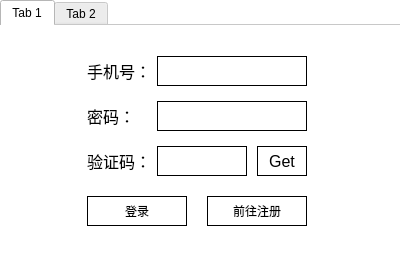
The window that view/LRWidget.ui (linhaojun857/cooper-im-client) describes before a commit, drawn with Qt 5.
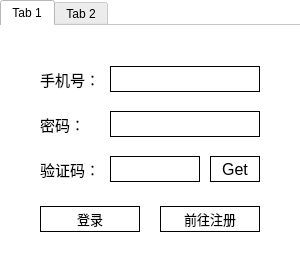
The same window after the commit.

```diff
--- a/view/LRWidget.ui
+++ b/view/LRWidget.ui
@@ -6,10 +6,22 @@
    <rect>
     <x>0</x>
     <y>0</y>
-    <width>400</width>
-    <height>280</height>
+    <width>300</width>
+    <height>270</height>
    </rect>
   </property>
+  <property name="minimumSize">
+   <size>
+    <width>300</width>
+    <height>270</height>
+   </size>
+  </property>
+  <property name="maximumSize">
+   <size>
+    <width>300</width>
+    <height>270</height>
+   </size>
+  </property>
   <property name="windowTitle">
    <string>LRWidget</string>
   </property>
@@ -18,7 +30,7 @@
     <rect>
      <x>0</x>
      <y>0</y>
-     <width>400</width>
+     <width>320</width>
      <height>280</height>
     </rect>
    </property>
@@ -38,15 +50,15 @@
     <widget class="QLabel" name="phoneLabel">
      <property name="geometry">
       <rect>
-       <x>87</x>
-       <y>30</y>
+       <x>40</x>
+       <y>40</y>
        <width>70</width>
-       <height>30</height>
+       <height>26</height>
       </rect>
      </property>
      <property name="font">
       <font>
-       <pointsize>12</pointsize>
+       <pointsize>11</pointsize>
       </font>
      </property>
      <property name="text">
@@ -56,15 +68,15 @@
     <widget class="QLabel" name="passwordLabel">
      <property name="geometry">
       <rect>
-       <x>87</x>
-       <y>75</y>
+       <x>40</x>
+       <y>85</y>
        <width>70</width>
-       <height>30</height>
+       <height>26</height>
       </rect>
      </property>
      <property name="font">
       <font>
-       <pointsize>12</pointsize>
+       <pointsize>11</pointsize>
       </font>
      </property>
      <property name="text">
@@ -74,10 +86,10 @@
     <widget class="QLineEdit" name="m_phoneLineEdit">
      <property name="geometry">
       <rect>
-       <x>157</x>
-       <y>30</y>
+       <x>110</x>
+       <y>40</y>
        <width>150</width>
-       <height>30</height>
+       <height>26</height>
       </rect>
      </property>
      <property name="styleSheet">
@@ -88,10 +100,10 @@
     <widget class="QLineEdit" name="m_passwordLineEdit">
      <property name="geometry">
       <rect>
-       <x>157</x>
-       <y>75</y>
+       <x>110</x>
+       <y>85</y>
        <width>150</width>
-       <height>30</height>
+       <height>26</height>
       </rect>
      </property>
      <property name="styleSheet">
@@ -102,12 +114,17 @@
     <widget class="QPushButton" name="m_loginPushButton">
      <property name="geometry">
       <rect>
-       <x>87</x>
-       <y>170</y>
+       <x>40</x>
+       <y>180</y>
        <width>100</width>
-       <height>30</height>
+       <height>26</height>
       </rect>
      </property>
+     <property name="font">
+      <font>
+       <pointsize>10</pointsize>
+      </font>
+     </property>
      <property name="styleSheet">
       <string notr="true">border: 1px solid #000000;
 background-color: #ffffff;</string>
@@ -119,12 +136,17 @@
     <widget class="QPushButton" name="m_registerPushButton">
      <property name="geometry">
       <rect>
-       <x>207</x>
-       <y>170</y>
+       <x>160</x>
+       <y>180</y>
        <width>100</width>
-       <height>30</height>
+       <height>26</height>
       </rect>
      </property>
+     <property name="font">
+      <font>
+       <pointsize>10</pointsize>
+      </font>
+     </property>
      <property name="styleSheet">
       <string notr="true">border: 1px solid #000000;
 background-color: #ffffff;</string>
@@ -136,15 +158,15 @@
     <widget class="QLabel" name="vfCodeLabel">
      <property name="geometry">
       <rect>
-       <x>87</x>
-       <y>120</y>
+       <x>40</x>
+       <y>130</y>
        <width>70</width>
-       <height>30</height>
+       <height>26</height>
       </rect>
      </property>
      <property name="font">
       <font>
-       <pointsize>12</pointsize>
+       <pointsize>11</pointsize>
       </font>
      </property>
      <property name="text">
@@ -154,10 +176,10 @@
     <widget class="QLineEdit" name="m_vfCodeLineEdit">
      <property name="geometry">
       <rect>
-       <x>157</x>
-       <y>120</y>
+       <x>110</x>
+       <y>130</y>
        <width>90</width>
-       <height>30</height>
+       <height>26</height>
       </rect>
      </property>
      <property name="styleSheet">
@@ -168,10 +190,10 @@
     <widget class="QPushButton" name="m_getVfCodepushButton">
      <property name="geometry">
       <rect>
-       <x>257</x>
-       <y>120</y>
+       <x>210</x>
+       <y>130</y>
        <width>50</width>
-       <height>30</height>
+       <height>26</height>
       </rect>
      </property>
      <property name="font">
```
Left out of the diff: 62 changed lines with no effect on the pictures.
